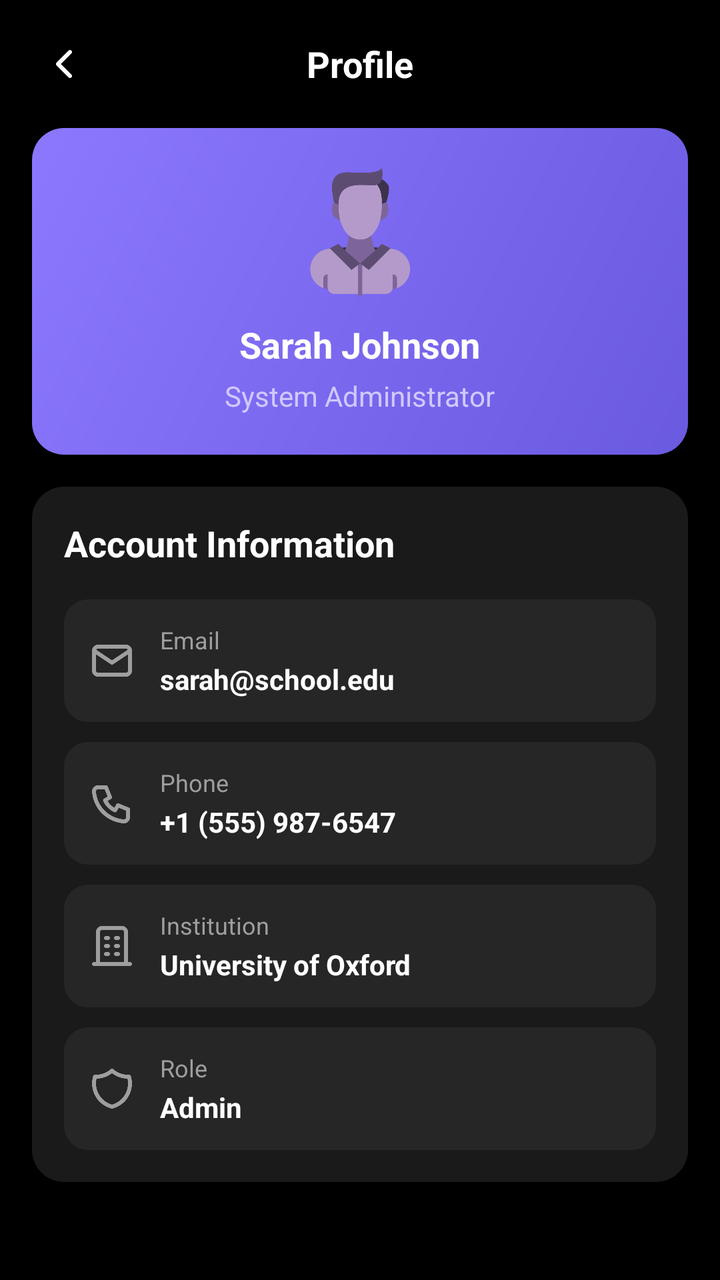
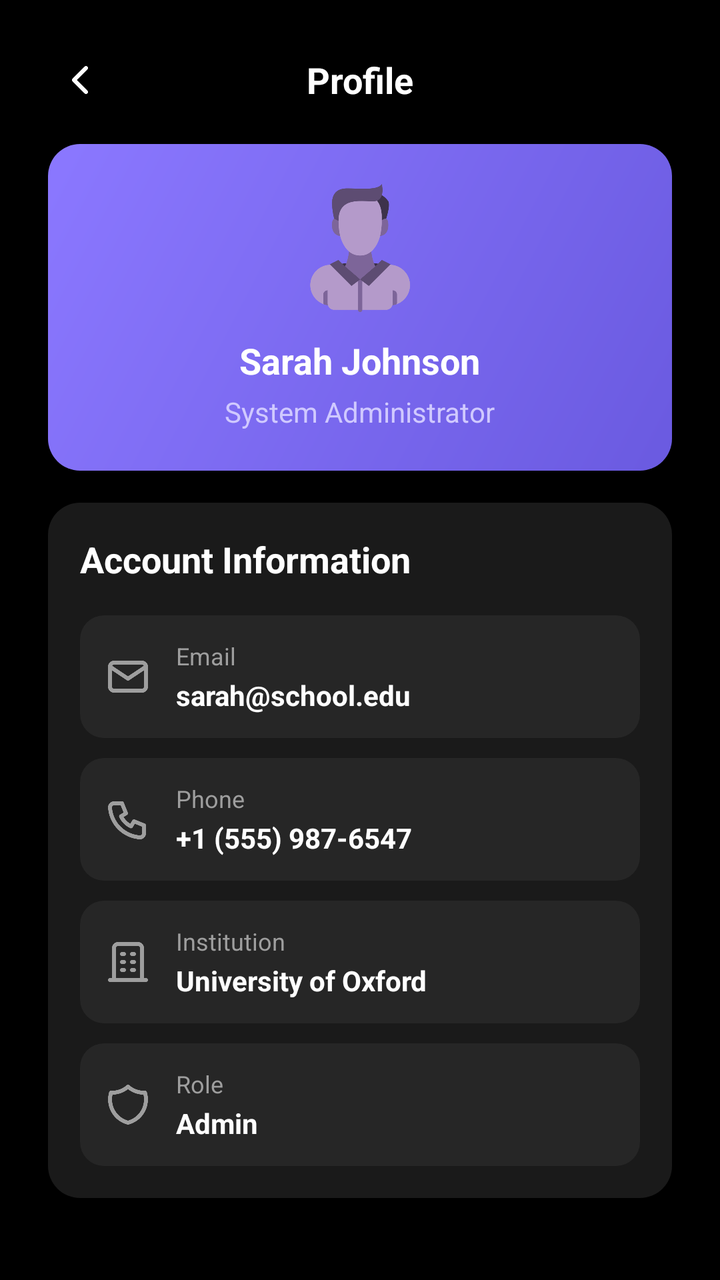

Two renders of the same Android screen: before a commit and after it. Below are the layout's source before the change and the commit's diff.
<!-- AndroidManifest.xml: application theme Theme.LatihanProfile -->
<!-- res/layout/activity_main.xml -->
<?xml version="1.0" encoding="utf-8"?>
<androidx.constraintlayout.widget.ConstraintLayout xmlns:android="http://schemas.android.com/apk/res/android"
    xmlns:app="http://schemas.android.com/apk/res-auto"
    xmlns:tools="http://schemas.android.com/tools"
    android:id="@+id/main"
    android:layout_width="match_parent"
    android:layout_height="match_parent"
    android:padding="8dp"
    android:background="@color/black"
    android:orientation="vertical"
    tools:context=".MainActivity">

    <LinearLayout
        android:id="@+id/secNav"
        app:layout_constraintStart_toStartOf="parent"
        app:layout_constraintEnd_toEndOf="parent"
        app:layout_constraintTop_toTopOf="parent"
        android:layout_width="match_parent"
        android:layout_height="wrap_content"
        android:gravity="center_vertical"
        android:orientation="horizontal">

        <ImageButton
            android:id="@+id/btnBack"
            android:layout_width="48dp"
            android:layout_height="48dp"
            android:padding="12dp"
            android:scaleType="fitCenter"
            android:background="?attr/selectableItemBackgroundBorderless"
            android:contentDescription="Back"
            app:srcCompat="@drawable/arrow"
            app:tint="@color/white" />

        <TextView
            android:layout_width="0dp"
            android:layout_height="wrap_content"
            android:layout_weight="1"
            android:layout_marginEnd="48dp"
            android:text="Profile"
            android:textAlignment="center"
            android:textColor="@color/white"
            android:textSize="18sp"
            android:textStyle="bold" />
    </LinearLayout>

    <ScrollView
        android:layout_width="match_parent"
        android:layout_height="wrap_content"
        app:layout_constraintTop_toBottomOf="@id/secNav"
        app:layout_constraintStart_toStartOf="@id/secNav"
        android:padding="8dp"
        android:id="@+id/viewProfile">
        <LinearLayout
            android:layout_width="match_parent"
            android:layout_height="wrap_content"
            android:orientation="vertical">

            
            <LinearLayout
                android:layout_width="match_parent"
                android:layout_height="wrap_content"
                android:orientation="vertical"
                android:gravity="center_horizontal"
                android:background="@drawable/bg_profile_card"
                android:padding="20dp"
                android:id="@+id/secProfileCard">
                <ImageView
                    android:id="@+id/ivAvatar"
                    android:layout_width="64dp"
                    android:layout_height="64dp"
                    android:layout_marginBottom="12dp"
                    android:scaleType="centerInside"
                    android:src="@drawable/male"
                    app:strokeColor="#80FFFFFF"
                    app:strokeWidth="3dp" />

                <TextView
                    android:id="@+id/tvName"
                    android:layout_width="wrap_content"
                    android:layout_height="wrap_content"
                    android:text="Sarah Johnson"
                    android:textColor="@color/white"
                    android:textSize="18sp"
                    android:textStyle="bold" />

                <TextView
                    android:id="@+id/tvRole"
                    android:layout_width="wrap_content"
                    android:layout_height="wrap_content"
                    android:layout_marginTop="4dp"
                    android:text="System Administrator"
                    android:textColor="#D0C9FF"
                    android:textSize="14sp" />
            </LinearLayout>

            
            <LinearLayout
                android:layout_width="match_parent"
                android:layout_height="wrap_content"
                android:background="@drawable/bg_account_card"
                android:orientation="vertical"
                android:layout_marginTop="16dp"
                android:padding="16dp"
                android:id="@+id/secAccInfo">

                <TextView
                    android:layout_width="wrap_content"
                    android:layout_height="wrap_content"
                    android:layout_marginBottom="16dp"
                    android:text="Account Information"
                    android:textColor="#FFFFFF"
                    android:textSize="18sp"
                    android:textStyle="bold" />

                
                <LinearLayout
                    android:layout_width="match_parent"
                    android:layout_height="wrap_content"
                    android:layout_marginBottom="10dp"
                    android:background="@drawable/bg_account_item"
                    android:gravity="center_vertical"
                    android:orientation="horizontal"
                    android:padding="12dp"
                    android:id="@+id/btnEmail">

                    <ImageView
                        android:layout_width="24dp"
                        android:layout_height="24dp"
                        android:layout_marginEnd="12dp"
                        app:srcCompat="@drawable/mail"
                        app:tint="#9E9E9E" />

                    <LinearLayout
                        android:layout_width="match_parent"
                        android:layout_height="wrap_content"
                        android:orientation="vertical">

                        <TextView
                            android:layout_width="wrap_content"
                            android:layout_height="wrap_content"
                            android:text="Email"
                            android:textColor="#9E9E9E"
                            android:textSize="12sp" />

                        <TextView
                            android:id="@+id/tvEmail"
                            android:layout_width="wrap_content"
                            android:layout_height="wrap_content"
                            android:layout_marginTop="2dp"
                            android:text="sarah@school.edu"
                            android:textColor="#FFFFFF"
                            android:textSize="14sp"
                            android:textStyle="bold" />
                    </LinearLayout>
                </LinearLayout>

                
                <LinearLayout
                    android:layout_width="match_parent"
                    android:layout_height="wrap_content"
                    android:layout_marginBottom="10dp"
                    android:background="@drawable/bg_account_item"
                    android:gravity="center_vertical"
                    android:orientation="horizontal"
                    android:padding="12dp"
                    android:id="@+id/btnPhone">

                    <ImageView
                        android:layout_width="24dp"
                        android:layout_height="24dp"
                        android:layout_marginEnd="12dp"
                        app:srcCompat="@drawable/phone"
                        app:tint="#9E9E9E" />

                    <LinearLayout
                        android:layout_width="match_parent"
                        android:layout_height="wrap_content"
                        android:orientation="vertical">

                        <TextView
                            android:layout_width="wrap_content"
                            android:layout_height="wrap_content"
                            android:text="Phone"
                            android:textColor="#9E9E9E"
                            android:textSize="12sp" />

                        <TextView
                            android:id="@+id/tvPhone"
                            android:layout_width="wrap_content"
                            android:layout_height="wrap_content"
                            android:layout_marginTop="2dp"
                            android:text="+1 (555) 987-6547"
                            android:textColor="#FFFFFF"
                            android:textSize="14sp"
                            android:textStyle="bold" />
                    </LinearLayout>
                </LinearLayout>

                
                <LinearLayout
                    android:layout_width="match_parent"
                    android:layout_height="wrap_content"
                    android:layout_marginBottom="10dp"
                    android:background="@drawable/bg_account_item"
                    android:gravity="center_vertical"
                    android:orientation="horizontal"
                    android:padding="12dp">

                    <ImageView
                        android:layout_width="24dp"
                        android:layout_height="24dp"
                        android:layout_marginEnd="12dp"
                        app:srcCompat="@drawable/building"
                        app:tint="#9E9E9E" />

                    <LinearLayout
                        android:layout_width="match_parent"
                        android:layout_height="wrap_content"
                        android:orientation="vertical">

                        <TextView
                            android:layout_width="wrap_content"
                            android:layout_height="wrap_content"
                            android:text="Institution"
                            android:textColor="#9E9E9E"
                            android:textSize="12sp" />

                        <TextView
                            android:id="@+id/tvInstitution"
                            android:layout_width="wrap_content"
                            android:layout_height="wrap_content"
                            android:layout_marginTop="2dp"
                            android:text="University of Oxford"
                            android:textColor="#FFFFFF"
                            android:textSize="14sp"
                            android:textStyle="bold" />
                    </LinearLayout>
                </LinearLayout>

                
                <LinearLayout
                    android:layout_width="match_parent"
                    android:layout_height="wrap_content"
                    android:background="@drawable/bg_account_item"
                    android:gravity="center_vertical"
                    android:orientation="horizontal"
                    android:padding="12dp">

                    <ImageView
                        android:layout_width="24dp"
                        android:layout_height="24dp"
                        android:layout_marginEnd="12dp"
                        app:srcCompat="@drawable/shield"
                        app:tint="#9E9E9E" />

                    <LinearLayout
                        android:layout_width="match_parent"
                        android:layout_height="wrap_content"
                        android:orientation="vertical">

                        <TextView
                            android:layout_width="wrap_content"
                            android:layout_height="wrap_content"
                            android:text="Role"
                            android:textColor="#9E9E9E"
                            android:textSize="12sp" />

                        <TextView
                            android:id="@+id/tvRoleAcc"
                            android:layout_width="wrap_content"
                            android:layout_height="wrap_content"
                            android:layout_marginTop="2dp"
                            android:text="Admin"
                            android:textColor="#FFFFFF"
                            android:textSize="14sp"
                            android:textStyle="bold" />
                    </LinearLayout>
                </LinearLayout>

            </LinearLayout>
        </LinearLayout>

    </ScrollView>

</androidx.constraintlayout.widget.ConstraintLayout>
<!-- resources referenced by this layout -->
<resources>
  <color name="black">#FF000000</color>
  <color name="white">#FFFFFFFF</color>
  <!-- drawable arrow: png bitmap (drawable, 3080 bytes) -->
  <!-- drawable bg_account_card (drawable) -->
  <?xml version="1.0" encoding="utf-8"?>
  <shape xmlns:android="http://schemas.android.com/apk/res/android"
      android:shape="rectangle">
      <solid android:color="#1A1A1A" />
      <corners android:radius="16dp" />
  </shape>
  <!-- drawable bg_account_item (drawable) -->
  <?xml version="1.0" encoding="utf-8"?>
  <shape xmlns:android="http://schemas.android.com/apk/res/android"
      android:shape="rectangle">
      <solid android:color="#262626" />
      <corners android:radius="12dp" />
  </shape>
  <!-- drawable bg_profile_card (drawable) -->
  <?xml version="1.0" encoding="utf-8"?>
  <shape xmlns:android="http://schemas.android.com/apk/res/android"
      android:shape="rectangle">
  
      
      <gradient
          android:angle="135"
          android:startColor="#6A5AE0"
          android:endColor="#8B78FF"
          android:type="linear" />
  
      
      <corners android:radius="16dp" />
  </shape>
  <!-- drawable building: png bitmap (drawable, 4528 bytes) -->
  <!-- drawable mail: png bitmap (drawable, 4376 bytes) -->
  <!-- drawable male: png bitmap (drawable, 19858 bytes) -->
  <!-- drawable phone: png bitmap (drawable, 7455 bytes) -->
  <!-- drawable shield: png bitmap (drawable, 7776 bytes) -->
  <style name="Theme.LatihanProfile" parent="Base.Theme.LatihanProfile" />
  <style name="Base.Theme.LatihanProfile" parent="Theme.Material3.DayNight.NoActionBar">
          
          
      </style>
</resources>

<!-- the commit's change to res/layout/activity_main.xml (unified diff, before → after) -->
@@ -5,7 +5,7 @@
     android:id="@+id/main"
     android:layout_width="match_parent"
     android:layout_height="match_parent"
-    android:padding="8dp"
+    android:padding="16dp"
     android:background="@color/black"
     android:orientation="vertical"
     tools:context=".MainActivity">
@@ -121,6 +121,9 @@
                     android:gravity="center_vertical"
                     android:orientation="horizontal"
                     android:padding="12dp"
+                    android:clickable="true"
+                    android:focusable="true"
+                    android:foreground="?attr/selectableItemBackground"
                     android:id="@+id/btnEmail">
 
                     <ImageView
@@ -163,6 +166,9 @@
                     android:gravity="center_vertical"
                     android:orientation="horizontal"
                     android:padding="12dp"
+                    android:clickable="true"
+                    android:focusable="true"
+                    android:foreground="?attr/selectableItemBackground"
                     android:id="@+id/btnPhone">
 
                     <ImageView
@@ -204,7 +210,11 @@
                     android:background="@drawable/bg_account_item"
                     android:gravity="center_vertical"
                     android:orientation="horizontal"
-                    android:padding="12dp">
+                    android:padding="12dp"
+                    android:clickable="true"
+                    android:focusable="true"
+                    android:foreground="?attr/selectableItemBackground"
+                    android:id="@+id/btnSchool">
 
                     <ImageView
                         android:layout_width="24dp"
@@ -244,7 +254,11 @@
                     android:background="@drawable/bg_account_item"
                     android:gravity="center_vertical"
                     android:orientation="horizontal"
-                    android:padding="12dp">
+                    android:padding="12dp"
+                    android:clickable="true"
+                    android:focusable="true"
+                    android:foreground="?attr/selectableItemBackground"
+                    android:id="@+id/btnRole">
 
                     <ImageView
                         android:layout_width="24dp"
